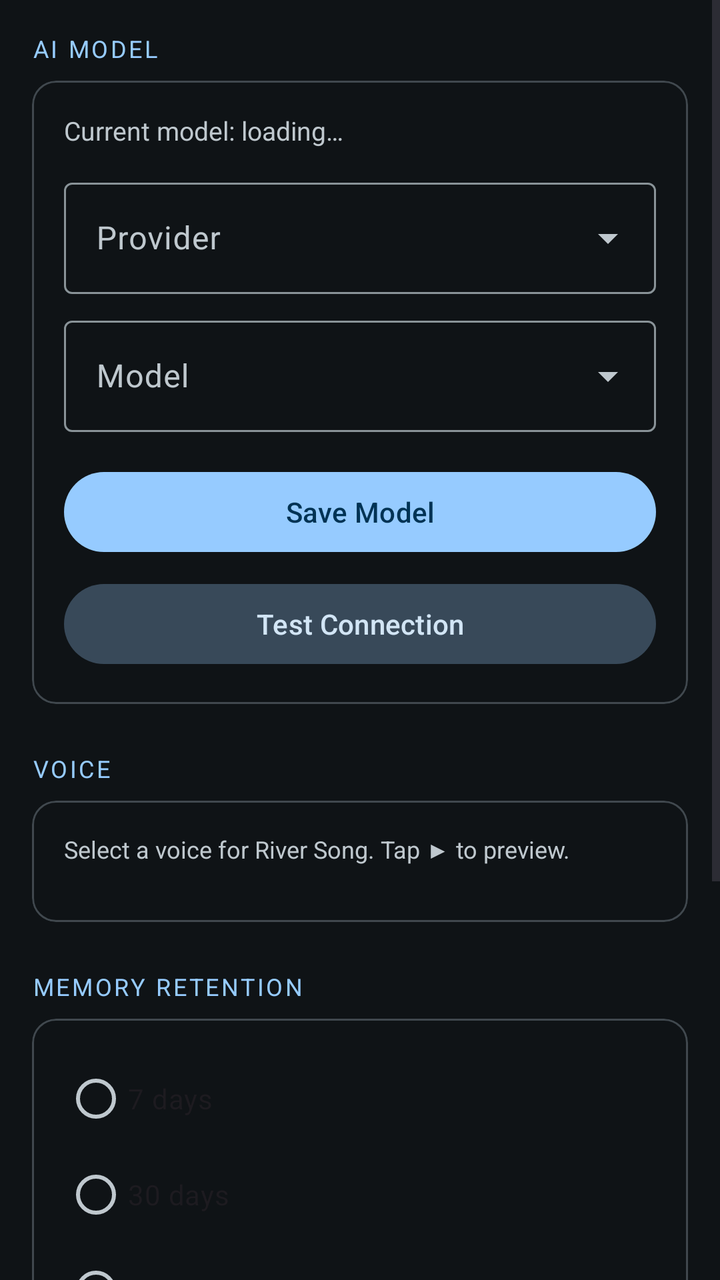
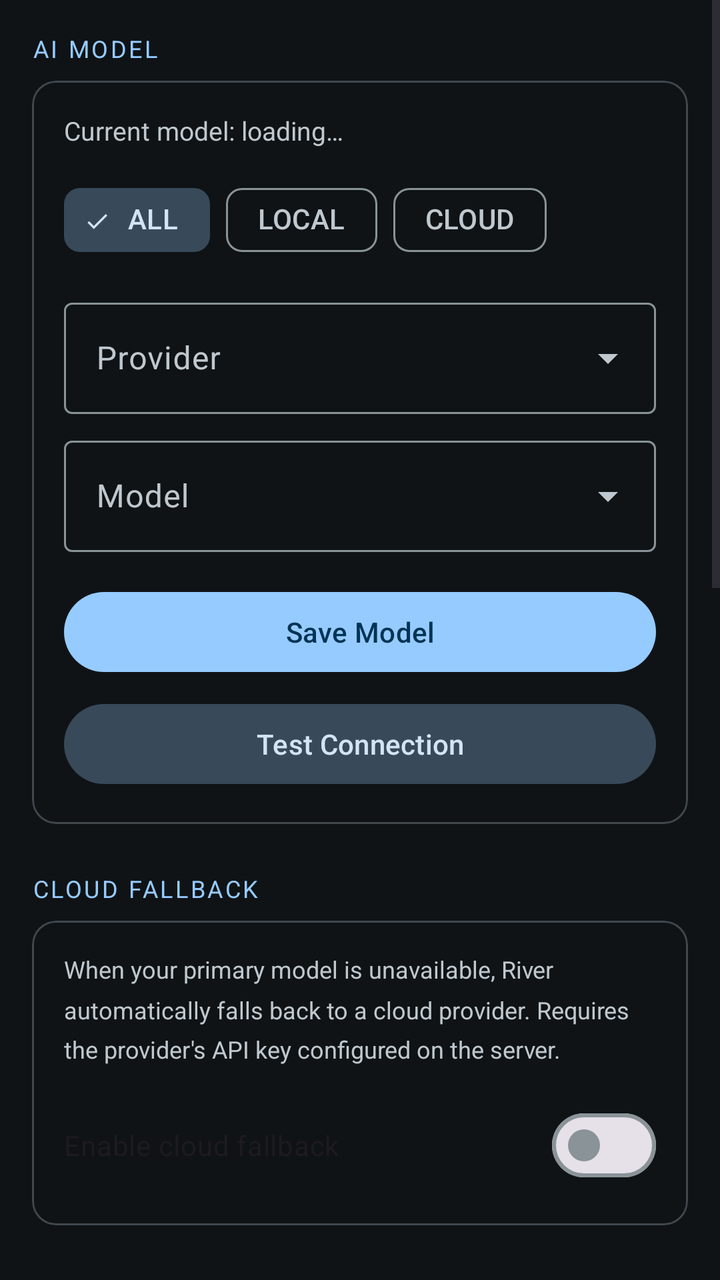

Compare the two renders of this Android layout. The source of the first and the diff that turns it into the second are given below.
<!-- AndroidManifest.xml: application theme Theme.RiverSong -->
<!-- res/layout/fragment_settings.xml -->
<?xml version="1.0" encoding="utf-8"?>
<ScrollView
    xmlns:android="http://schemas.android.com/apk/res/android"
    xmlns:app="http://schemas.android.com/apk/res-auto"
    android:layout_width="match_parent"
    android:layout_height="match_parent"
    android:background="?attr/colorSurface">

    <LinearLayout
        android:layout_width="match_parent"
        android:layout_height="wrap_content"
        android:orientation="vertical"
        android:padding="16dp">

        
        <TextView
            android:layout_width="match_parent"
            android:layout_height="wrap_content"
            android:text="@string/settings_ai_model"
            android:textSize="12sp"
            android:textAllCaps="true"
            android:textColor="?attr/colorPrimary"
            android:letterSpacing="0.1"
            android:layout_marginBottom="8dp" />

        <com.google.android.material.card.MaterialCardView
            android:layout_width="match_parent"
            android:layout_height="wrap_content"
            app:cardElevation="0dp"
            app:cardCornerRadius="12dp"
            app:strokeWidth="1dp"
            app:strokeColor="?attr/colorOutlineVariant"
            android:layout_marginBottom="24dp">

            <LinearLayout
                android:layout_width="match_parent"
                android:layout_height="wrap_content"
                android:orientation="vertical"
                android:padding="16dp">

                <TextView
                    android:id="@+id/textViewCurrentModel"
                    android:layout_width="match_parent"
                    android:layout_height="wrap_content"
                    android:text="Current model: loading…"
                    android:textSize="13sp"
                    android:textColor="?attr/colorOnSurfaceVariant"
                    android:layout_marginBottom="12dp" />

                <com.google.android.material.textfield.TextInputLayout
                    android:id="@+id/layoutProviderSpinner"
                    style="@style/Widget.Material3.TextInputLayout.OutlinedBox.ExposedDropdownMenu"
                    android:layout_width="match_parent"
                    android:layout_height="wrap_content"
                    android:hint="@string/settings_provider_hint"
                    android:layout_marginBottom="8dp">
                    <AutoCompleteTextView
                        android:id="@+id/spinnerProvider"
                        android:layout_width="match_parent"
                        android:layout_height="wrap_content"
                        android:inputType="none" />
                </com.google.android.material.textfield.TextInputLayout>

                <com.google.android.material.textfield.TextInputLayout
                    android:id="@+id/layoutModelSpinner"
                    style="@style/Widget.Material3.TextInputLayout.OutlinedBox.ExposedDropdownMenu"
                    android:layout_width="match_parent"
                    android:layout_height="wrap_content"
                    android:hint="@string/settings_model_hint"
                    android:layout_marginBottom="16dp">
                    <AutoCompleteTextView
                        android:id="@+id/spinnerModel"
                        android:layout_width="match_parent"
                        android:layout_height="wrap_content"
                        android:inputType="none" />
                </com.google.android.material.textfield.TextInputLayout>

                <com.google.android.material.button.MaterialButton
                    android:id="@+id/buttonSaveModel"
                    android:layout_width="match_parent"
                    android:layout_height="wrap_content"
                    android:text="@string/settings_save_model" />

                <com.google.android.material.button.MaterialButton
                    android:id="@+id/buttonTestConnection"
                    style="@style/Widget.Material3.Button.TonalButton"
                    android:layout_width="match_parent"
                    android:layout_height="wrap_content"
                    android:layout_marginTop="8dp"
                    android:text="@string/settings_test_connection" />

            </LinearLayout>
        </com.google.android.material.card.MaterialCardView>

        
        <TextView
            android:layout_width="match_parent"
            android:layout_height="wrap_content"
            android:text="VOICE"
            android:textSize="12sp"
            android:textAllCaps="true"
            android:textColor="?attr/colorPrimary"
            android:letterSpacing="0.1"
            android:layout_marginBottom="8dp" />

        <com.google.android.material.card.MaterialCardView
            android:layout_width="match_parent"
            android:layout_height="wrap_content"
            app:cardElevation="0dp"
            app:cardCornerRadius="12dp"
            app:strokeWidth="1dp"
            app:strokeColor="?attr/colorOutlineVariant"
            android:layout_marginBottom="24dp">

            <LinearLayout
                android:layout_width="match_parent"
                android:layout_height="wrap_content"
                android:orientation="vertical"
                android:padding="16dp">

                <TextView
                    android:layout_width="match_parent"
                    android:layout_height="wrap_content"
                    android:text="Select a voice for River Song. Tap ▶ to preview."
                    android:textSize="12sp"
                    android:textColor="?attr/colorOnSurfaceVariant"
                    android:layout_marginBottom="12dp"
                    android:lineSpacingMultiplier="1.4" />

                
                <LinearLayout
                    android:id="@+id/voiceContainer"
                    android:orientation="vertical"
                    android:layout_width="match_parent"
                    android:layout_height="wrap_content" />

            </LinearLayout>
        </com.google.android.material.card.MaterialCardView>

        
        <TextView
            android:layout_width="match_parent"
            android:layout_height="wrap_content"
            android:text="MEMORY RETENTION"
            android:textSize="12sp"
            android:textAllCaps="true"
            android:textColor="?attr/colorPrimary"
            android:letterSpacing="0.1"
            android:layout_marginBottom="8dp" />

        <com.google.android.material.card.MaterialCardView
            android:layout_width="match_parent"
            android:layout_height="wrap_content"
            app:cardElevation="0dp"
            app:cardCornerRadius="12dp"
            app:strokeWidth="1dp"
            app:strokeColor="?attr/colorOutlineVariant"
            android:layout_marginBottom="16dp">

            <LinearLayout
                android:layout_width="match_parent"
                android:layout_height="wrap_content"
                android:orientation="vertical"
                android:padding="16dp">

                <RadioGroup
                    android:id="@+id/radioGroupMemoryTtl"
                    android:layout_width="match_parent"
                    android:layout_height="wrap_content"
                    android:orientation="vertical">
                    <RadioButton android:id="@+id/radioTtl7d"     android:layout_width="wrap_content" android:layout_height="wrap_content" android:text="7 days" />
                    <RadioButton android:id="@+id/radioTtl30d"    android:layout_width="wrap_content" android:layout_height="wrap_content" android:text="30 days" />
                    <RadioButton android:id="@+id/radioTtl90d"    android:layout_width="wrap_content" android:layout_height="wrap_content" android:text="90 days" />
                    <RadioButton android:id="@+id/radioTtl1y"     android:layout_width="wrap_content" android:layout_height="wrap_content" android:text="1 year" />
                    <RadioButton android:id="@+id/radioTtlForever" android:layout_width="wrap_content" android:layout_height="wrap_content" android:text="Forever" />
                </RadioGroup>

                <com.google.android.material.materialswitch.MaterialSwitch
                    android:id="@+id/switchAutoExtend"
                    android:layout_width="match_parent"
                    android:layout_height="wrap_content"
                    android:layout_marginTop="8dp"
                    android:text="Auto-extend on activity" />

                <com.google.android.material.button.MaterialButton
                    android:id="@+id/buttonSaveMemoryTtl"
                    style="@style/Widget.Material3.Button.OutlinedButton"
                    android:layout_width="match_parent"
                    android:layout_height="wrap_content"
                    android:layout_marginTop="12dp"
                    android:text="Save TTL" />

            </LinearLayout>
        </com.google.android.material.card.MaterialCardView>

        <ProgressBar
            android:id="@+id/progressBarSettings"
            android:layout_width="wrap_content"
            android:layout_height="wrap_content"
            android:layout_gravity="center_horizontal"
            android:visibility="gone" />

        
        <com.google.android.material.card.MaterialCardView
            android:id="@+id/cardAdminControls"
            android:layout_width="match_parent"
            android:layout_height="wrap_content"
            android:layout_marginTop="24dp"
            android:layout_marginBottom="48dp"
            android:visibility="gone"
            app:cardCornerRadius="16dp"
            app:cardElevation="0dp"
            app:strokeWidth="1dp"
            app:strokeColor="?attr/colorOutlineVariant">
            <LinearLayout
                android:layout_width="match_parent"
                android:layout_height="wrap_content"
                android:orientation="vertical"
                android:padding="16dp">
                <LinearLayout
                    android:layout_width="match_parent"
                    android:layout_height="wrap_content"
                    android:gravity="center_vertical"
                    android:orientation="horizontal">
                    <ImageView
                        android:layout_width="24dp"
                        android:layout_height="24dp"
                        android:src="@drawable/ic_check"
                        app:tint="?attr/colorPrimary" />
                    <TextView
                        android:layout_width="wrap_content"
                        android:layout_height="wrap_content"
                        android:layout_marginStart="12dp"
                        android:text="Admin Controls"
                        android:textAppearance="@style/TextAppearance.Material3.TitleMedium"
                        android:textStyle="bold" />
                </LinearLayout>
                <TextView
                    android:layout_width="match_parent"
                    android:layout_height="wrap_content"
                    android:layout_marginTop="16dp"
                    android:text="Feature Visibility"
                    android:textAppearance="@style/TextAppearance.Material3.LabelLarge"
                    android:textColor="?attr/colorPrimary" />
                <TextView
                    android:layout_width="match_parent"
                    android:layout_height="wrap_content"
                    android:text="Control which features are visible to all users."
                    android:textAppearance="@style/TextAppearance.Material3.BodySmall"
                    android:textColor="?attr/colorOnSurfaceVariant" />
                <LinearLayout
                    android:id="@+id/layoutFeatureVisibility"
                    android:layout_width="match_parent"
                    android:layout_height="wrap_content"
                    android:layout_marginTop="12dp"
                    android:orientation="vertical" />
            </LinearLayout>
        </com.google.android.material.card.MaterialCardView>

    </LinearLayout>
</ScrollView>
<!-- resources referenced by this layout -->
<resources>
  <!-- drawable ic_check (drawable) -->
  <vector xmlns:android="http://schemas.android.com/apk/res/android"
      android:width="24dp"
      android:height="24dp"
      android:viewportWidth="24"
      android:viewportHeight="24"
      android:tint="?attr/colorControlNormal">
    <path
        android:fillColor="@android:color/white"
        android:pathData="M9,16.17L4.83,12l-1.42,1.41L9,19 21,7l-1.41,-1.41z"/>
  </vector>
  <string name="settings_ai_model">AI Model</string>
  <string name="settings_model_hint">Model</string>
  <string name="settings_provider_hint">Provider</string>
  <string name="settings_save_model">Save Model</string>
  <string name="settings_test_connection">Test Connection</string>
  <color name="rs_blue_primary">#96CBFF</color>
  <color name="rs_blue_on_primary">#003354</color>
  <color name="rs_blue_primary_container">#004A77</color>
  <color name="rs_blue_on_primary_container">#CAE6FF</color>
  <color name="rs_blue_secondary">#B6C9D9</color>
  <color name="rs_blue_on_secondary">#213242</color>
  <color name="rs_blue_secondary_container">#384959</color>
  <color name="rs_blue_on_secondary_container">#D2E5F5</color>
  <color name="rs_blue_tertiary">#D9BBFF</color>
  <color name="rs_blue_on_tertiary">#3E1F77</color>
  <color name="rs_blue_tertiary_container">#55368F</color>
  <color name="rs_blue_on_tertiary_container">#EEDCFF</color>
  <color name="rs_blue_error">#FFB4AB</color>
  <color name="rs_blue_on_error">#690005</color>
  <color name="rs_blue_error_container">#93000A</color>
  <color name="rs_blue_on_error_container">#FFDAD6</color>
  <color name="rs_blue_background">#0F1316</color>
  <color name="rs_blue_on_surface">#DEE4E9</color>
  <color name="rs_blue_surface">#0F1316</color>
  <color name="rs_blue_surface_variant">#1B2023</color>
  <color name="rs_blue_on_surface_variant">#BFC8CE</color>
  <color name="rs_blue_outline">#899398</color>
  <color name="rs_blue_outline_variant">#40484E</color>
  <color name="rs_blue_warn">#FFB86C</color>
  <style name="ShapeAppearance.RiverSong.XS" parent="">
          <item name="cornerSize">4dp</item>
      </style>
  <style name="ShapeAppearance.RiverSong.SM" parent="">
          <item name="cornerSize">8dp</item>
      </style>
  <style name="ShapeAppearance.RiverSong.MD" parent="">
          <item name="cornerSize">12dp</item>
      </style>
  <style name="ShapeAppearance.RiverSong.LG" parent="">
          <item name="cornerSize">16dp</item>
      </style>
  <style name="ShapeAppearance.RiverSong.XL" parent="">
          <item name="cornerSize">20dp</item>
      </style>
  <!-- unchanged entries left out for length: 1 -->
</resources>

<!-- the commit's change to res/layout/fragment_settings.xml (unified diff, before → after) -->
@@ -47,6 +47,18 @@
                     android:textColor="?attr/colorOnSurfaceVariant"
                     android:layout_marginBottom="12dp" />
 
+                <com.google.android.material.chip.ChipGroup
+                    android:id="@+id/chipGroupModelFilter"
+                    android:layout_width="match_parent"
+                    android:layout_height="wrap_content"
+                    android:layout_marginBottom="12dp"
+                    app:singleSelection="true"
+                    app:selectionRequired="true">
+                    <com.google.android.material.chip.Chip android:id="@+id/chipFilterAll" style="@style/Widget.Material3.Chip.Filter" android:layout_width="wrap_content" android:layout_height="wrap_content" android:text="ALL" android:checked="true" />
+                    <com.google.android.material.chip.Chip android:id="@+id/chipFilterLocal" style="@style/Widget.Material3.Chip.Filter" android:layout_width="wrap_content" android:layout_height="wrap_content" android:text="LOCAL" />
+                    <com.google.android.material.chip.Chip android:id="@+id/chipFilterCloud" style="@style/Widget.Material3.Chip.Filter" android:layout_width="wrap_content" android:layout_height="wrap_content" android:text="CLOUD" />
+                </com.google.android.material.chip.ChipGroup>
+
                 <com.google.android.material.textfield.TextInputLayout
                     android:id="@+id/layoutProviderSpinner"
                     style="@style/Widget.Material3.TextInputLayout.OutlinedBox.ExposedDropdownMenu"
@@ -88,6 +100,191 @@
                     android:layout_height="wrap_content"
                     android:layout_marginTop="8dp"
                     android:text="@string/settings_test_connection" />
+
+            </LinearLayout>
+        </com.google.android.material.card.MaterialCardView>
+
+        
+        <TextView
+            android:layout_width="match_parent"
+            android:layout_height="wrap_content"
+            android:text="CLOUD FALLBACK"
+            android:textSize="12sp"
+            android:textAllCaps="true"
+            android:textColor="?attr/colorPrimary"
+            android:letterSpacing="0.1"
+            android:layout_marginBottom="8dp" />
+
+        <com.google.android.material.card.MaterialCardView
+            android:layout_width="match_parent"
+            android:layout_height="wrap_content"
+            app:cardElevation="0dp"
+            app:cardCornerRadius="12dp"
+            app:strokeWidth="1dp"
+            app:strokeColor="?attr/colorOutlineVariant"
+            android:layout_marginBottom="24dp">
+
+            <LinearLayout
+                android:layout_width="match_parent"
+                android:layout_height="wrap_content"
+                android:orientation="vertical"
+                android:padding="16dp">
+
+                <TextView
+                    android:layout_width="match_parent"
+                    android:layout_height="wrap_content"
+                    android:text="When your primary model is unavailable, River automatically falls back to a cloud provider. Requires the provider's API key configured on the server."
+                    android:textSize="12sp"
+                    android:textColor="?attr/colorOnSurfaceVariant"
+                    android:layout_marginBottom="16dp"
+                    android:lineSpacingMultiplier="1.4" />
+
+                <com.google.android.material.materialswitch.MaterialSwitch
+                    android:id="@+id/switchCloudFallback"
+                    android:layout_width="match_parent"
+                    android:layout_height="wrap_content"
+                    android:text="Enable cloud fallback" />
+
+                <com.google.android.material.textfield.TextInputLayout
+                    android:id="@+id/layoutFallbackProvider"
+                    style="@style/Widget.Material3.TextInputLayout.OutlinedBox.ExposedDropdownMenu"
+                    android:layout_width="match_parent"
+                    android:layout_height="wrap_content"
+                    android:hint="Fallback provider"
+                    android:layout_marginTop="12dp"
+                    android:visibility="gone">
+                    <AutoCompleteTextView
+                        android:id="@+id/spinnerFallbackProvider"
+                        android:layout_width="match_parent"
+                        android:layout_height="wrap_content"
+                        android:inputType="none" />
+                </com.google.android.material.textfield.TextInputLayout>
+
+                <com.google.android.material.textfield.TextInputLayout
+                    android:id="@+id/layoutFallbackModel"
+                    style="@style/Widget.Material3.TextInputLayout.OutlinedBox.ExposedDropdownMenu"
+                    android:layout_width="match_parent"
+                    android:layout_height="wrap_content"
+                    android:hint="Fallback model"
+                    android:layout_marginTop="12dp"
+                    android:visibility="gone">
+                    <AutoCompleteTextView
+                        android:id="@+id/spinnerFallbackModel"
+                        android:layout_width="match_parent"
+                        android:layout_height="wrap_content"
+                        android:inputType="none" />
+                </com.google.android.material.textfield.TextInputLayout>
+
+                <com.google.android.material.button.MaterialButton
+                    android:id="@+id/buttonSaveCloudFallback"
+                    style="@style/Widget.Material3.Button.TonalButton"
+                    android:layout_width="match_parent"
+                    android:layout_height="wrap_content"
+                    android:layout_marginTop="16dp"
+                    android:text="Save Fallback Settings"
+                    android:visibility="gone" />
+
+            </LinearLayout>
+        </com.google.android.material.card.MaterialCardView>
+
+        
+        <TextView
+            android:id="@+id/labelOrchestration"
+            android:layout_width="match_parent"
+            android:layout_height="wrap_content"
+            android:text="ORCHESTRATION (N8N)"
+            android:textSize="12sp"
+            android:textAllCaps="true"
+            android:textColor="?attr/colorPrimary"
+            android:letterSpacing="0.1"
+            android:layout_marginBottom="8dp" />
+
+        <com.google.android.material.card.MaterialCardView
+            android:id="@+id/cardOrchestration"
+            android:layout_width="match_parent"
+            android:layout_height="wrap_content"
+            app:cardElevation="0dp"
+            app:cardCornerRadius="12dp"
+            app:strokeWidth="1dp"
+            app:strokeColor="?attr/colorOutlineVariant"
+            android:layout_marginBottom="24dp">
+
+            <LinearLayout
+                android:layout_width="match_parent"
+                android:layout_height="wrap_content"
+                android:orientation="vertical"
+                android:padding="16dp">
+
+                <com.google.android.material.materialswitch.MaterialSwitch
+                    android:id="@+id/switchN8nEnabled"
+                    android:layout_width="match_parent"
+                    android:layout_height="wrap_content"
+                    android:text="Enable n8n integration" />
+
+                <com.google.android.material.textfield.TextInputLayout
+                    android:id="@+id/layoutN8nUrl"
+                    style="@style/Widget.Material3.TextInputLayout.OutlinedBox"
+                    android:layout_width="match_parent"
+                    android:layout_height="wrap_content"
+                    android:layout_marginTop="12dp"
+                    android:hint="n8n URL"
+                    android:visibility="gone">
+                    <com.google.android.material.textfield.TextInputEditText
+                        android:id="@+id/editTextN8nUrl"
+                        android:layout_width="match_parent"
+                        android:layout_height="wrap_content" />
+                </com.google.android.material.textfield.TextInputLayout>
+
+                <com.google.android.material.textfield.TextInputLayout
+                    android:id="@+id/layoutN8nApiKey"
+                    style="@style/Widget.Material3.TextInputLayout.OutlinedBox"
+                    android:layout_width="match_parent"
+                    android:layout_height="wrap_content"
+                    android:layout_marginTop="8dp"
+                    android:hint="n8n API Key"
+                    android:visibility="gone"
+                    app:passwordToggleEnabled="true">
+                    <com.google.android.material.textfield.TextInputEditText
+                        android:id="@+id/editTextN8nApiKey"
+                        android:layout_width="match_parent"
+                        android:layout_height="wrap_content"
+                        android:inputType="textPassword" />
+                </com.google.android.material.textfield.TextInputLayout>
+
+                <com.google.android.material.textfield.TextInputLayout
+                    android:id="@+id/layoutN8nWebhookSecret"
+                    style="@style/Widget.Material3.TextInputLayout.OutlinedBox"
+                    android:layout_width="match_parent"
+                    android:layout_height="wrap_content"
+                    android:layout_marginTop="8dp"
+                    android:hint="n8n Webhook Secret"
+                    android:visibility="gone"
+                    app:passwordToggleEnabled="true">
+                    <com.google.android.material.textfield.TextInputEditText
+                        android:id="@+id/editTextN8nWebhookSecret"
+                        android:layout_width="match_parent"
+                        android:layout_height="wrap_content"
+                        android:inputType="textPassword" />
+                </com.google.android.material.textfield.TextInputLayout>
+
+                <TextView
+                    android:id="@+id/textViewN8nHelper"
+                    android:layout_width="match_parent"
+                    android:layout_height="wrap_content"
+                    android:layout_marginTop="12dp"
+                    android:text="n8n handles complex multi-step routines. The webhook secret validates incoming requests from n8n to River Song."
+                    android:textAppearance="@style/TextAppearance.Material3.BodySmall"
+                    android:textColor="?attr/colorOnSurfaceVariant"
+                    android:visibility="gone" />
+
+                <com.google.android.material.button.MaterialButton
+                    android:id="@+id/buttonSaveN8n"
+                    style="@style/Widget.Material3.Button.OutlinedButton"
+                    android:layout_width="match_parent"
+                    android:layout_height="wrap_content"
+                    android:layout_marginTop="16dp"
+                    android:text="Save n8n Settings"
+                    android:visibility="gone" />
 
             </LinearLayout>
         </com.google.android.material.card.MaterialCardView>
@@ -162,6 +359,21 @@
                 android:layout_height="wrap_content"
                 android:orientation="vertical"
                 android:padding="16dp">
+
+                <com.google.android.material.materialswitch.MaterialSwitch
+                    android:id="@+id/switchSummariesEnabled"
+                    android:layout_width="match_parent"
+                    android:layout_height="wrap_content"
+                    android:text="Enable automatic summaries"
+                    android:layout_marginBottom="8dp" />
+
+                <TextView
+                    android:layout_width="match_parent"
+                    android:layout_height="wrap_content"
+                    android:text="Default retention duration"
+                    android:textSize="11sp"
+                    android:textColor="?attr/colorOnSurfaceVariant"
+                    android:layout_marginBottom="4dp" />
 
                 <RadioGroup
                     android:id="@+id/radioGroupMemoryTtl"
@@ -188,7 +400,7 @@
                     android:layout_width="match_parent"
                     android:layout_height="wrap_content"
                     android:layout_marginTop="12dp"
-                    android:text="Save TTL" />
+                    android:text="Save Retention Settings" />
 
             </LinearLayout>
         </com.google.android.material.card.MaterialCardView>
@@ -235,6 +447,7 @@
                         android:textAppearance="@style/TextAppearance.Material3.TitleMedium"
                         android:textStyle="bold" />
                 </LinearLayout>
+                
                 <TextView
                     android:layout_width="match_parent"
                     android:layout_height="wrap_content"
@@ -254,6 +467,60 @@
                     android:layout_height="wrap_content"
                     android:layout_marginTop="12dp"
                     android:orientation="vertical" />
+
+                <View
+                    android:layout_width="match_parent"
+                    android:layout_height="1dp"
+                    android:layout_marginVertical="16dp"
+                    android:background="?attr/colorOutlineVariant" />
+
+                <TextView
+                    android:layout_width="match_parent"
+                    android:layout_height="wrap_content"
+                    android:text="Model Visibility"
+                    android:textAppearance="@style/TextAppearance.Material3.LabelLarge"
+                    android:textColor="?attr/colorPrimary" />
+
+                <TextView
+                    android:layout_width="match_parent"
+                    android:layout_height="wrap_content"
+                    android:text="Hidden models cannot be selected by any user on any platform."
+                    android:textAppearance="@style/TextAppearance.Material3.BodySmall"
+                    android:textColor="?attr/colorOnSurfaceVariant" />
+
+                <TextView
+                    android:layout_width="match_parent"
+                    android:layout_height="wrap_content"
+                    android:layout_marginTop="12dp"
+                    android:text="AI MODELS"
+                    android:textSize="10sp"
+                    android:textColor="?attr/colorPrimary"
+                    android:textAllCaps="true"
+                    android:letterSpacing="0.1" />
+
+                <LinearLayout
+                    android:id="@+id/layoutModelVisibility"
+                    android:layout_width="match_parent"
+                    android:layout_height="wrap_content"
+                    android:layout_marginTop="4dp"
+                    android:orientation="vertical" />
+
+                <TextView
+                    android:layout_width="match_parent"
+                    android:layout_height="wrap_content"
+                    android:layout_marginTop="12dp"
+                    android:text="VOICES"
+                    android:textSize="10sp"
+                    android:textColor="?attr/colorPrimary"
+                    android:textAllCaps="true"
+                    android:letterSpacing="0.1" />
+
+                <LinearLayout
+                    android:id="@+id/layoutVoiceVisibility"
+                    android:layout_width="match_parent"
+                    android:layout_height="wrap_content"
+                    android:layout_marginTop="4dp"
+                    android:orientation="vertical" />
             </LinearLayout>
         </com.google.android.material.card.MaterialCardView>
 
